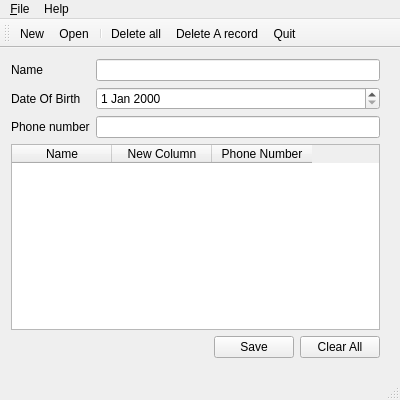
Above: project/1/1/MainWindow.ui from Mahbodbe/Learning-Qt before the change. Below: the same form after it.
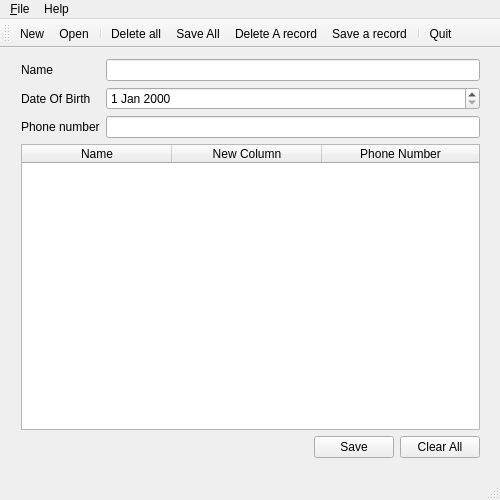
That is the form after the change. Icons and pictures are not drawn.

```diff
--- a/project/1/1/MainWindow.ui
+++ b/project/1/1/MainWindow.ui
@@ -6,14 +6,14 @@
    <rect>
     <x>0</x>
     <y>0</y>
-    <width>400</width>
-    <height>400</height>
+    <width>500</width>
+    <height>500</height>
    </rect>
   </property>
   <property name="maximumSize">
    <size>
-    <width>400</width>
-    <height>400</height>
+    <width>500</width>
+    <height>500</height>
    </size>
   </property>
   <property name="windowTitle">
@@ -22,22 +22,33 @@
   <widget class="QWidget" name="centralWidget">
    <property name="maximumSize">
     <size>
-     <width>400</width>
-     <height>400</height>
+     <width>500</width>
+     <height>500</height>
     </size>
    </property>
-   <widget class="QWidget" name="verticalLayoutWidget">
+   <property name="layoutDirection">
+    <enum>Qt::LeftToRight</enum>
+   </property>
+   <widget class="QWidget" name="verticalLayoutWidget_2">
     <property name="geometry">
      <rect>
-      <x>0</x>
+      <x>10</x>
       <y>0</y>
-      <width>391</width>
-      <height>321</height>
+      <width>481</width>
+      <height>421</height>
      </rect>
     </property>
+    <layout class="QVBoxLayout" name="verticalLayout">
+     <item>
     <layout class="QVBoxLayout" name="verticalLayout_2">
+       <property name="bottomMargin">
+        <number>0</number>
+       </property>
      <item>
       <layout class="QFormLayout" name="formLayout_3">
+         <property name="labelAlignment">
+          <set>Qt::AlignLeading|Qt::AlignLeft|Qt::AlignVCenter</set>
+         </property>
        <item row="0" column="0">
         <widget class="QLabel" name="nameLabel">
          <property name="text">
@@ -55,6 +66,9 @@
          </property>
         </widget>
        </item>
+         <item row="1" column="1">
+          <widget class="QDateEdit" name="dateEdit"/>
+         </item>
        <item row="2" column="0">
         <widget class="QLabel" name="phoneNumberLabel">
          <property name="text">
@@ -63,19 +77,26 @@
         </widget>
        </item>
        <item row="2" column="1">
-        <widget class="QLineEdit" name="phoneNumberLineEdit"/>
-       </item>
-       <item row="1" column="1">
-        <widget class="QDateEdit" name="dateEdit"/>
+          <widget class="QLineEdit" name="phoneNumberLineEdit">
+           <property name="inputMask">
+            <string>99999999999</string>
+           </property>
+          </widget>
        </item>
       </layout>
      </item>
      <item>
       <widget class="QTableWidget" name="appTable">
+         <property name="sizePolicy">
+          <sizepolicy hsizetype="Expanding" vsizetype="Expanding">
+           <horstretch>0</horstretch>
+           <verstretch>0</verstretch>
+          </sizepolicy>
+         </property>
        <property name="maximumSize">
         <size>
-         <width>400</width>
-         <height>400</height>
+           <width>16465465</width>
+           <height>16465465</height>
         </size>
        </property>
        <property name="layoutDirection">
@@ -84,9 +105,21 @@
        <property name="autoFillBackground">
         <bool>false</bool>
        </property>
+         <property name="showGrid">
+          <bool>true</bool>
+         </property>
        <property name="rowCount">
         <number>0</number>
        </property>
+         <attribute name="horizontalHeaderCascadingSectionResizes">
+          <bool>false</bool>
+         </attribute>
+         <attribute name="horizontalHeaderDefaultSectionSize">
+          <number>150</number>
+         </attribute>
+         <attribute name="horizontalHeaderStretchLastSection">
+          <bool>true</bool>
+         </attribute>
        <column>
         <property name="text">
          <string>Name</string>
@@ -120,14 +153,14 @@
         </spacer>
        </item>
        <item>
-        <widget class="QPushButton" name="pushButton_2">
+          <widget class="QPushButton" name="saveButton">
          <property name="text">
           <string>Save</string>
          </property>
         </widget>
        </item>
        <item>
-        <widget class="QPushButton" name="pushButton">
+          <widget class="QPushButton" name="clearAllButton">
          <property name="text">
           <string>Clear All</string>
          </property>
@@ -136,6 +169,8 @@
       </layout>
      </item>
     </layout>
+     </item>
+    </layout>
    </widget>
   </widget>
   <widget class="QMenuBar" name="menuBar">
@@ -146,7 +181,7 @@
     <rect>
      <x>0</x>
      <y>0</y>
-     <width>400</width>
+     <width>500</width>
      <height>22</height>
     </rect>
    </property>
@@ -187,7 +222,10 @@
    <addaction name="actionOpen"/>
    <addaction name="separator"/>
    <addaction name="actionDeleteAll"/>
+   <addaction name="actionSaveAll"/>
    <addaction name="actionDeleteRecord"/>
+   <addaction name="actionSave"/>
+   <addaction name="separator"/>
    <addaction name="actionQuit"/>
   </widget>
   <widget class="QStatusBar" name="statusBar"/>
@@ -266,6 +304,22 @@
     <string>Delete A record</string>
    </property>
   </action>
+  <action name="actionSave">
+   <property name="text">
+    <string>Save a record</string>
+   </property>
+   <property name="shortcut">
+    <string>Ctrl+Enter</string>
+   </property>
+  </action>
+  <action name="actionSaveAll">
+   <property name="text">
+    <string>Save All</string>
+   </property>
+   <property name="shortcut">
+    <string>Ctrl+S</string>
+   </property>
+  </action>
  </widget>
  <layoutdefault spacing="6" margin="11"/>
  <resources>
```
Lines whose indentation alone changed are shown as unchanged.
